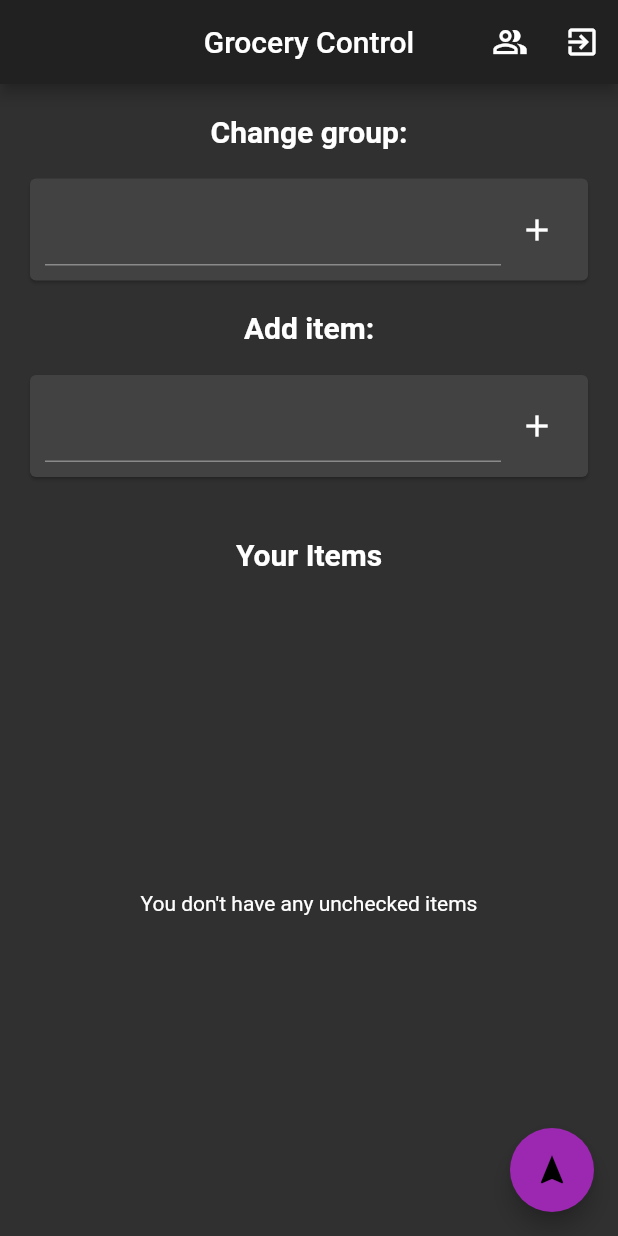
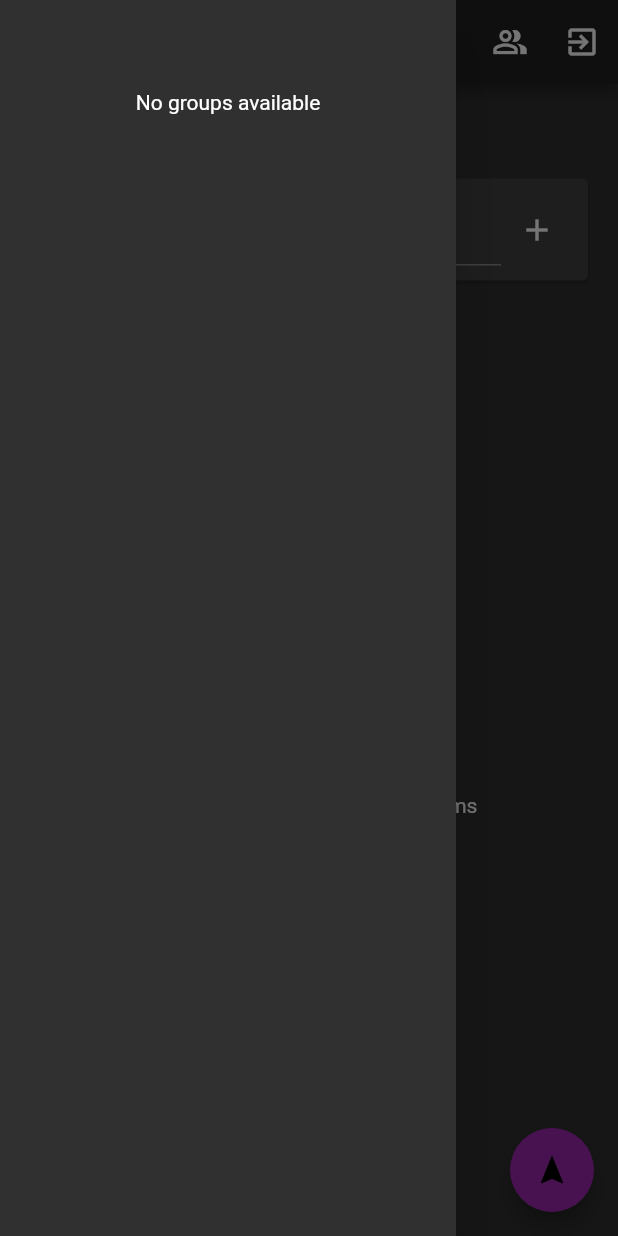
Before and after one commit to omarnaman/grocery-control, a Flutter app: the screen it shows once a user with an empty profile is signed in, with the side drawer open (before the commit the screen has no drawer), on a phone screen of 412 x 824 dp. Run offline on Flutter 3.47's test engine with Material 2 defaults, Android fonts, the phone set to English and light mode, and no system bars; our stand-ins replace cloud_firestore, firebase_auth, firebase_core; accounts and stored records are empty; network calls fail.

Commit message:
add group functionality

```diff
--- a/lib/main.dart
+++ b/lib/main.dart
@@ -6,6 +6,8 @@ import 'package:firebase_core/firebase_core.dart';
 import 'package:grocery_control/screens/home.dart';
 import 'package:grocery_control/screens/login.dart';
 import 'package:grocery_control/services/auth.dart';
+import 'package:grocery_control/services/db.dart';
+import 'package:grocery_control/models/group.dart';
 
 void main() {
   runApp(App());
@@ -55,6 +57,7 @@ class Root extends StatefulWidget {
 class _RootState extends State<Root> {
   final FirebaseAuth _auth = FirebaseAuth.instance;
   final FirebaseFirestore _firestore = FirebaseFirestore.instance;
+
   @override
   Widget build(BuildContext context) {
     return StreamBuilder(
@@ -67,10 +70,26 @@ class _RootState extends State<Root> {
               firestore: _firestore,
             );
           } else {
-            return Home(
-              auth: _auth,
-              firestore: _firestore,
-            );
+            return FutureBuilder(
+                future: Database(firestore: _firestore)
+                    .getLastGroup(uid: _auth.currentUser.uid),
+                builder: (BuildContext context,
+                    AsyncSnapshot<GroupModel> groupSnapshot) {
+                  if (groupSnapshot.connectionState == ConnectionState.done) {
+                    if (groupSnapshot.data != null) {
+                      return Home(
+                          auth: _auth,
+                          firestore: _firestore,
+                          group: groupSnapshot.data);
+                    }
+                  } else {
+                    return const Scaffold(
+                      body: Center(
+                        child: Text("Loading..."),
+                      ),
+                    );
+                  }
+                });
           }
         } else {
           return const Scaffold(
--- /dev/null
+++ b/lib/models/group.dart
@@ -0,0 +1,24 @@
+
+import 'package:cloud_firestore/cloud_firestore.dart';
+
+class GroupModel {
+  String groupId;
+  String name;
+
+  GroupModel({
+    this.groupId,
+    this.name,
+  });
+
+  GroupModel.fromDocumentSnapshot({DocumentSnapshot documentSnapshot}) {
+    groupId = documentSnapshot.id;
+    name = documentSnapshot.data()['name'] as String;
+  }
+
+  bool operator ==(dynamic other) =>
+      other != null && other is GroupModel && this.groupId == other.groupId;
+
+  @override
+  int get hashCode => super.hashCode;
+
+}
--- a/lib/screens/home.dart
+++ b/lib/screens/home.dart
@@ -2,6 +2,7 @@ import 'package:cloud_firestore/cloud_firestore.dart';
 import 'package:firebase_auth/firebase_auth.dart';
 import 'package:flutter/material.dart';
 import 'package:grocery_control/models/grocery_item.dart';
+import 'package:grocery_control/models/group.dart';
 import 'package:grocery_control/services/auth.dart';
 import 'package:grocery_control/services/db.dart';
 import 'package:grocery_control/widgets/item_card.dart';
@@ -9,17 +10,23 @@ import 'package:grocery_control/widgets/item_card.dart';
 class Home extends StatefulWidget {
   final FirebaseAuth auth;
   final FirebaseFirestore firestore;
-
-  const Home({Key key, this.auth, this.firestore}) : super(key: key);
+  final GroupModel group;
+  const Home({Key key, this.auth, this.firestore, this.group})
+      : super(key: key);
 
   @override
   _HomeState createState() => _HomeState();
 }
 
 class _HomeState extends State<Home> {
-  final TextEditingController _groupController = TextEditingController();
   final TextEditingController _itemController = TextEditingController();
-  String _group = "default";
+  GroupModel _group;
+  @override
+  void initState() {
+    super.initState();
+    _group = widget.group;
+  }
+
   @override
   Widget build(BuildContext context) {
     return Scaffold(
@@ -42,45 +49,81 @@ class _HomeState extends State<Home> {
           ),
         ],
       ),
+      drawer: Drawer(
+          child: Padding(
+              padding: const EdgeInsets.symmetric(vertical: 30, horizontal: 8),
+              child: Column(
+                children: <Widget>[
+                  const SizedBox(
+                    height: 30,
+                  ),
+                  StreamBuilder(
+                    stream: Database(firestore: widget.firestore)
+                        .streamGroups(uid: widget.auth.currentUser.uid),
+                    builder: (BuildContext context,
+                        AsyncSnapshot<List<GroupModel>> snapshot) {
+                      if (snapshot.connectionState == ConnectionState.active) {
+                        if (snapshot.data.isEmpty) {
+                          return const Center(
+                            child: Text("No groups available"),
+                          );
+                        }
+                        if (snapshot.data.length == 1) {
+                          return Center(
+                            child: Text(snapshot.data.first.name),
+                          );
+                        }
+                        return DropdownButton<GroupModel>(
+                          value: _group,
+                          icon: const Icon(
+                            Icons.people_alt_outlined,
+                            color: Colors.white,
+                          ),
+                          iconSize: 24,
+                          elevation: 16,
+                          style: const TextStyle(
+                              color: Colors.purple,
+                              fontSize: 20,
+                              fontFamily: "Trebuchet MS"),
+                          underline: Container(
+                            height: 2,
+                            color: Colors.purpleAccent,
+                          ),
+                          hint: Container(
+                            child: Text(_group.name),
+                          ),
+                          items: snapshot.data
+                              .map<DropdownMenuItem<GroupModel>>((value) {
+                            return DropdownMenuItem<GroupModel>(
+                              value: value,
+                              child: Text(value.name),
+                            );
+                          }).toList(),
+                          isExpanded: true,
+                          onChanged: (GroupModel newValue) {
+                            setState(() {
+                              _group = newValue;
+                              Database(firestore: widget.firestore)
+                                  .setLastGroup(
+                                      uid: widget.auth.currentUser.uid,
+                                      group: _group);
+                            });
+                            Navigator.pop(context);
+                          },
+                        );
+                      } else {
+                        return const Center(
+                          child: Text("loading..."),
+                        );
+                      }
+                    },
+                  )
+                ],
+              ))),
       body: Column(
         children: <Widget>[
           const SizedBox(
             height: 20,
-          ),
-          const Text(
-            "Change group:",
-            style: TextStyle(
-              fontSize: 20,
-              fontWeight: FontWeight.bold,
-            ),
-          ),
-          Card(
-            margin: const EdgeInsets.all(20),
-            child: Padding(
-              padding: const EdgeInsets.all(10.0),
-              child: Row(
-                children: [
-                  Expanded(
-                    child: TextFormField(
-                      key: const ValueKey("groupField"),
-                      controller: _groupController,
-                    ),
-                  ),
-                  IconButton(
-                    key: const ValueKey("groupButton"),
-                    icon: const Icon(Icons.add),
-                    onPressed: () {
-                      if (_groupController.text != "") {
-                        setState(() {
-                          _group = _groupController.text.trim();
-                          _groupController.clear();
-                        });
-                      }
-                    },
-                  )
-                ],
-              ),
-            ),
           ),
           const Text(
             "Add item:",
@@ -108,7 +151,7 @@ class _HomeState extends State<Home> {
                       if (_itemController.text != "") {
                         setState(() {
                           Database(firestore: widget.firestore).addItem(
-                              group: _group,
+                              group: _group.groupId,
                               name: _itemController.text);
                           _itemController.clear();
                         });
@@ -132,7 +175,7 @@ class _HomeState extends State<Home> {
           Expanded(
             child: StreamBuilder(
               stream: Database(firestore: widget.firestore)
-                  .streamItems(group: _group),
+                  .streamItems(group: _group.groupId),
               builder: (BuildContext context,
                   AsyncSnapshot<List<GroceryItemModel>> snapshot) {
                 if (snapshot.connectionState == ConnectionState.active) {
@@ -147,7 +190,7 @@ class _HomeState extends State<Home> {
                       return GroceryItemCard(
                         firestore: widget.firestore,
                         item: snapshot.data[index],
-                        group: _group,
+                        group: _group.groupId,
                       );
                     },
                   );
@@ -162,7 +205,7 @@ class _HomeState extends State<Home> {
         ],
       ),
       floatingActionButton: FloatingActionButton(
-        onPressed: (){},
+        onPressed: () {},
         child: const Icon(Icons.navigation),
         backgroundColor: Colors.purple,
       ),
```
Also changed, not shown: lib/services/db.dart (+44 -2 lines).
